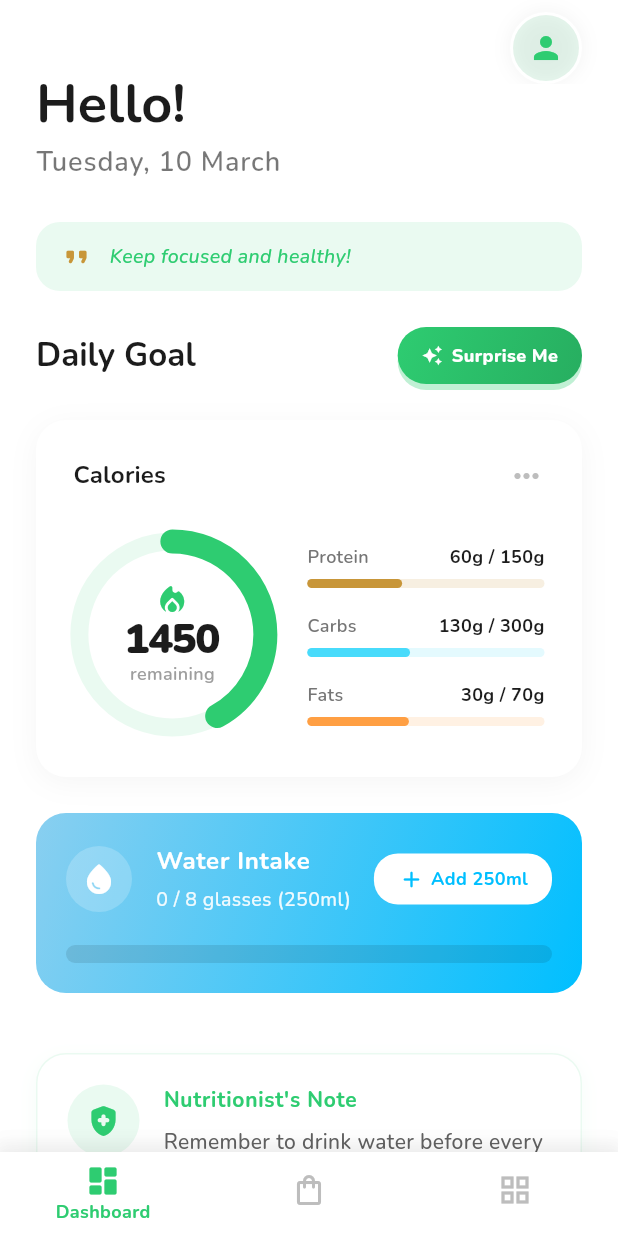
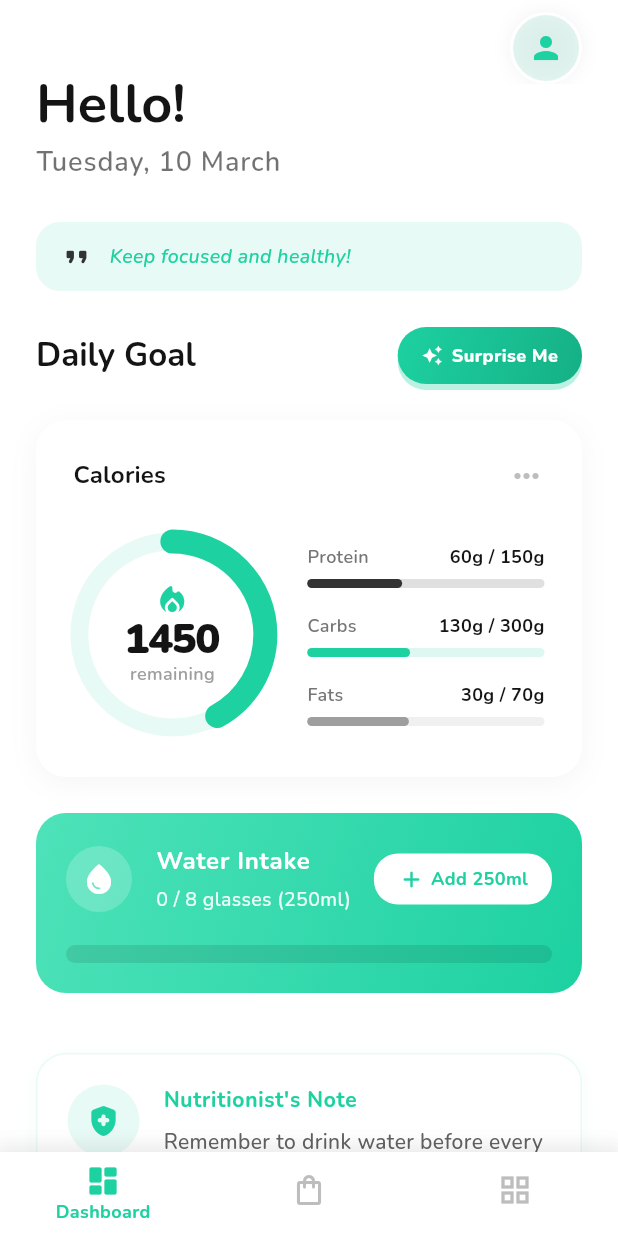
Before and after one commit to juninmd/my-food, a Flutter app: the screen it shows after launch, on a phone screen of 412 x 824 dp. Run offline on Flutter 3.47's test engine with Material 3 defaults, Android fonts, the phone set to English and light mode, and no system bars; drawn by our look-alikes of percent_indicator; our stand-ins replace carousel_slider, google_fonts, shared_preferences; network calls fail.

Commit message:
feat: Redesign UI to use WebDiet inspired theme
- Changed primaryColor to Mint Green (#1DD1A1).
- Changed secondaryColor to Dark Gray (#333333).
- Updated background gradients in WaterTracker and DashboardView.
- Aligned macro progress ring colors to new aesthetic.
- Updated body text and onSurface colors to softer grays.

Co-authored-by: juninmd <6952134+juninmd@users.noreply.github.com>

```diff
--- a/lib/main.dart
+++ b/lib/main.dart
@@ -43,9 +43,9 @@ class MyApp extends StatelessWidget {
     // Inspired Modern Clean Theme
     final baseTextTheme = GoogleFonts.nunitoTextTheme();
 
-    // Updated Palette: Aesthetic - Soft, approachable, clinical
-    const primaryColor = Color(0xFF2ECC71); // Teal
-    const secondaryColor = Color(0xFFC89639); // Gold/Bronze
+    // Updated Palette: Aesthetic - Soft, approachable, clinical (WebDiet inspired)
+    const primaryColor = Color(0xFF1DD1A1); // WebDiet Mint Green
+    const secondaryColor = Color(0xFF333333); // Dark Gray
     const surfaceColor = Colors.white;
     const backgroundColor = Color(0xFFFFFFFF); // Off-white
 
@@ -59,15 +59,15 @@ class MyApp extends StatelessWidget {
         secondary: secondaryColor,
         surface: surfaceColor,
         onPrimary: Colors.white,
-        onSurface: const Color(0xFF1C1C1C), // Dark Charcoal
+        onSurface: const Color(0xFF141414), // Dark Charcoal
         surfaceContainerHighest: const Color(0xFFEDF2F7), // Light Gray
         error: const Color(0xFFE53E3E), // Red
       ),
       scaffoldBackgroundColor: backgroundColor,
       textTheme: baseTextTheme
           .apply(
-            bodyColor: const Color(0xFF4A5568), // Gray 600
-            displayColor: const Color(0xFF1C1C1C),
+            bodyColor: const Color(0xFF555555), // Gray 600
+            displayColor: const Color(0xFF141414),
           )
           .copyWith(
             displayLarge: baseTextTheme.displayLarge
--- a/lib/widgets/dashboard_view.dart
+++ b/lib/widgets/dashboard_view.dart
@@ -186,7 +186,7 @@ class DashboardView extends StatelessWidget {
                             gradient: LinearGradient(
                               colors: [
                                 colorScheme.primary,
-                                const Color(0xFF27AE60), // This could also be part of the theme
+                                const Color(0xFF15B085), // Slightly darker WebDiet mint
                               ],
                               begin: Alignment.topLeft,
                               end: Alignment.bottomRight,
--- a/lib/widgets/nutrient_ring.dart
+++ b/lib/widgets/nutrient_ring.dart
@@ -85,13 +85,13 @@ class NutrientRing extends StatelessWidget {
               mainAxisAlignment: MainAxisAlignment.center,
               children: [
                 _buildMacroRow(context, l10n.macroProtein, protein,
-                    targetProtein, colorScheme.secondary), //  Gold
+                    targetProtein, colorScheme.secondary), // Dark Gray
                 const SizedBox(height: 16),
                 _buildMacroRow(context, l10n.macroCarbs, carbs, targetCarbs,
-                    const Color(0xFF48DBFB)), // Cyan
+                    colorScheme.primary), // Mint Green
                 const SizedBox(height: 16),
                 _buildMacroRow(context, l10n.macroFat, fat, targetFat,
-                    const Color(0xFFFF9F43)), // Muted Orange
+                    const Color(0xFF9E9E9E)), // Gray
               ],
             ),
           ),
--- a/lib/widgets/water_tracker.dart
+++ b/lib/widgets/water_tracker.dart
@@ -26,8 +26,8 @@ class WaterTracker extends StatelessWidget {
       decoration: BoxDecoration(
         gradient: const LinearGradient(
           colors: [
-            Color(0xFF89CFF0),
-            Color(0xFF00BFFF),
+            Color(0xFF4EE2B9), // Light Mint Green
+            Color(0xFF1DD1A1), // WebDiet Mint Green
           ],
           begin: Alignment.topLeft,
           end: Alignment.bottomRight,
@@ -89,14 +89,14 @@ class WaterTracker extends StatelessWidget {
                       children: [
                         const Icon(
                           Icons.add_rounded,
-                          color: Color(0xFF00BFFF),
+                          color: Color(0xFF1DD1A1),
                           size: 18,
                         ),
                         const SizedBox(width: 4),
                         Text(
                           l10n.addWater,
                           style: const TextStyle(
-                            color: Color(0xFF00BFFF),
+                            color: Color(0xFF1DD1A1),
                             fontWeight: FontWeight.bold,
                             fontSize: 12,
                           ),
```
